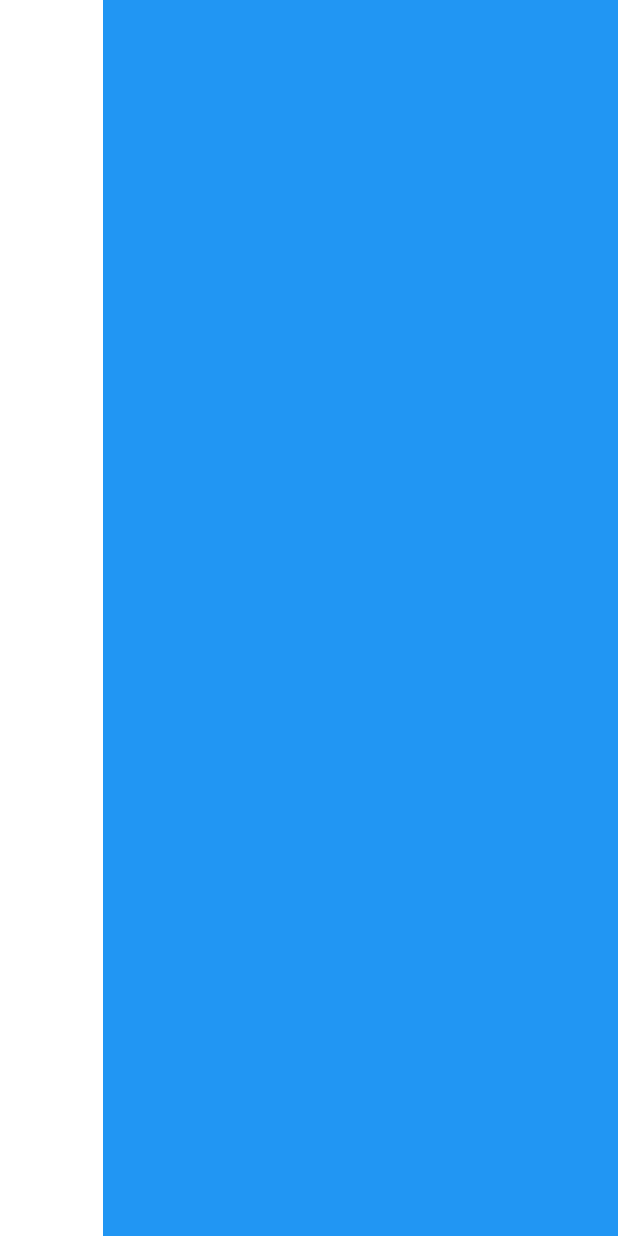
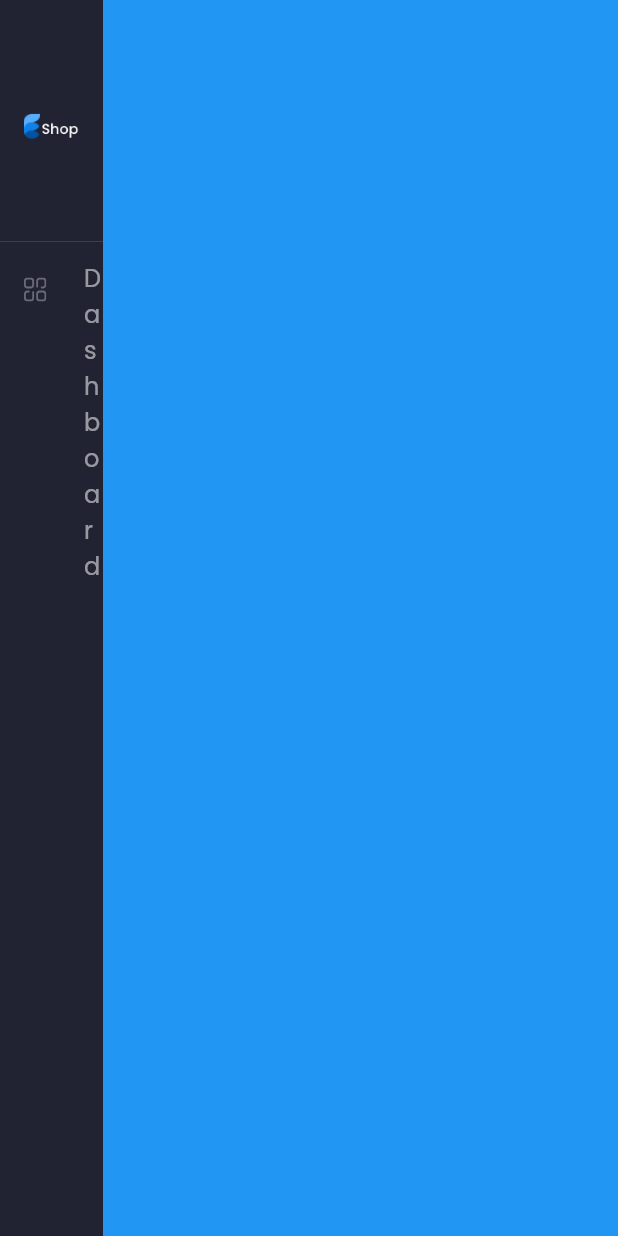
Before and after one commit to simonojok19/flutter_dashboard, a Flutter app: the screen it shows after launch, on a phone screen of 412 x 824 dp. Run offline on Flutter 3.47's test engine with Material 2 defaults, Android fonts, the phone set to English and light mode, and no system bars; our stand-ins replace flutter_svg, google_fonts.

Commit message:
finished one list item

```diff
--- a/lib/screens/main/main_screen.dart
+++ b/lib/screens/main/main_screen.dart
@@ -1,4 +1,5 @@
 import 'package:flutter/material.dart';
+import 'package:flutter_svg/flutter_svg.dart';
 
 class MainScreen extends StatelessWidget {
   @override
@@ -9,7 +10,25 @@ class MainScreen extends StatelessWidget {
           children: [
             Expanded(
               child: Container(
-                color: Colors.white,
+                child: Column(
+                  children: [
+                    DrawerHeader(
+                      child: Image.asset("assets/images/logo.png"),
+                    ),
+                    ListTile(
+                      onTap: () {},
+                      horizontalTitleGap: 0.0,
+                      leading: SvgPicture.asset(
+                        "assets/icons/menu_dashbord.svg",
+                        color: Colors.white54,
+                        height: 16,
+                      ),
+                      title: Text("Dashboard", style: TextStyle(
+                        color: Colors.white54
+                      ),),
+                    ),
+                  ],
+                ),
               ),
             ),
             Expanded(
```
